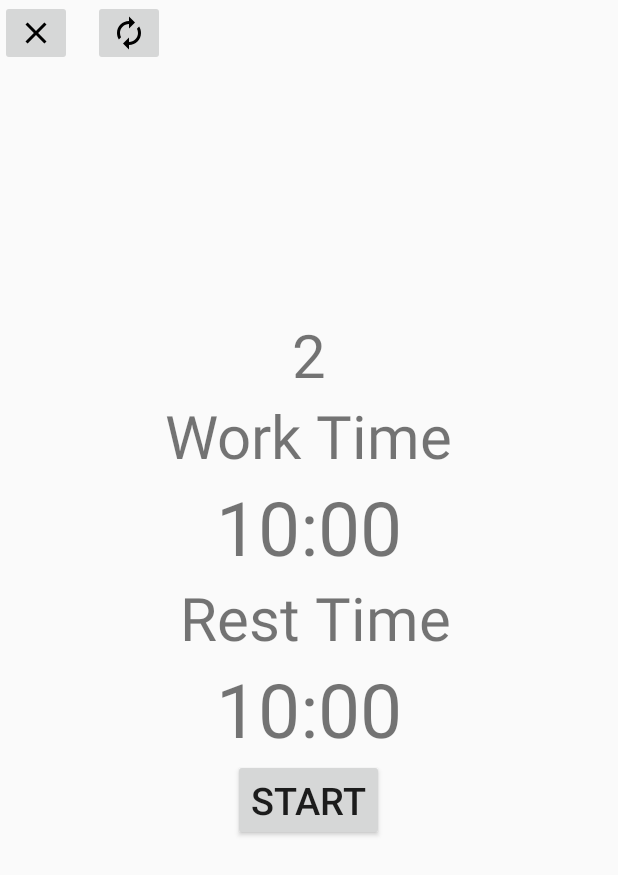
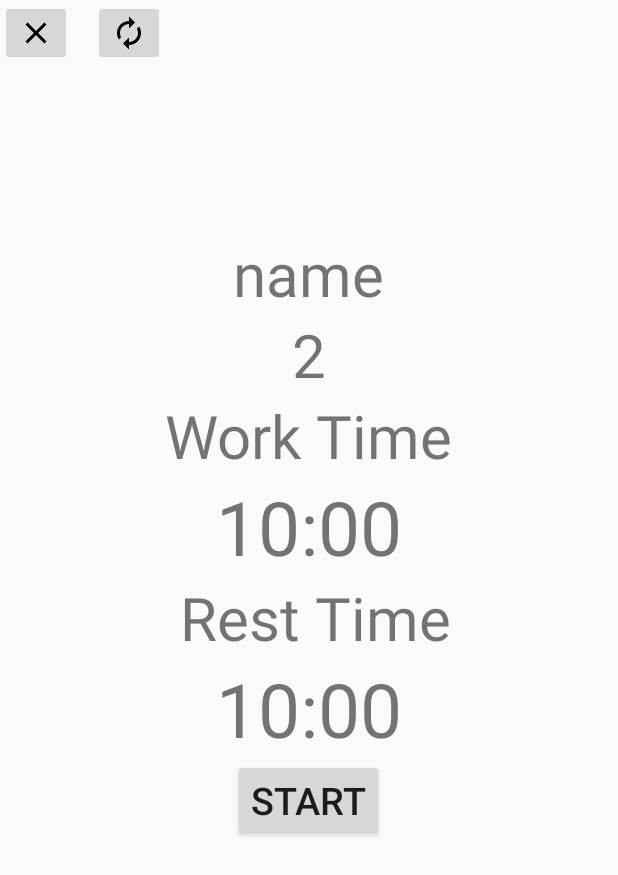
Before and after one commit to michaelfrantzen/PomodoroTimerV2, an Android app: the layout activity_timer.xml on its own in the app's theme, with its tools: preview values and no code run, on a phone screen of 412 x 824 dp. Shown: the top 875 px of the screen. Run offline under Robolectric (Android 15) with nearby library versions, the phone set to English and light mode, and no system bars.

Commit message:
Added Profile name to activity timer class Added Toast Fixed double click for start timer

```diff
--- a/app/src/main/res/layout/activity_timer.xml
+++ b/app/src/main/res/layout/activity_timer.xml
@@ -70,5 +70,13 @@
         android:layout_alignParentTop="true"
         android:layout_toStartOf="@+id/textView"
         android:src="@drawable/reset" />
+    <TextView
+        android:id="@+id/profile_title"
+        android:layout_width="wrap_content"
+        android:layout_height="wrap_content"
+        android:layout_above="@+id/interval_countdown"
+        android:layout_centerHorizontal="true"
+        android:textSize="40dp"
+        android:text="name"/>
 
 </RelativeLayout>
--- a/app/src/main/res/values/strings.xml
+++ b/app/src/main/res/values/strings.xml
@@ -1,4 +1,6 @@
 <resources>
     <string name="app_name">PomodoroTimerV2</string>
     <string name="action_settings">Settings</string>
+    <string name="interval_complete">Interval Complete!</string>
+    <string name="timer_complete">Timer Complete!</string>
 </resources>
```
Also changed, not shown: app/src/main/java/com/example/michael/pomodorotimerv2/TimerActivity.java (+15 -1 lines).
